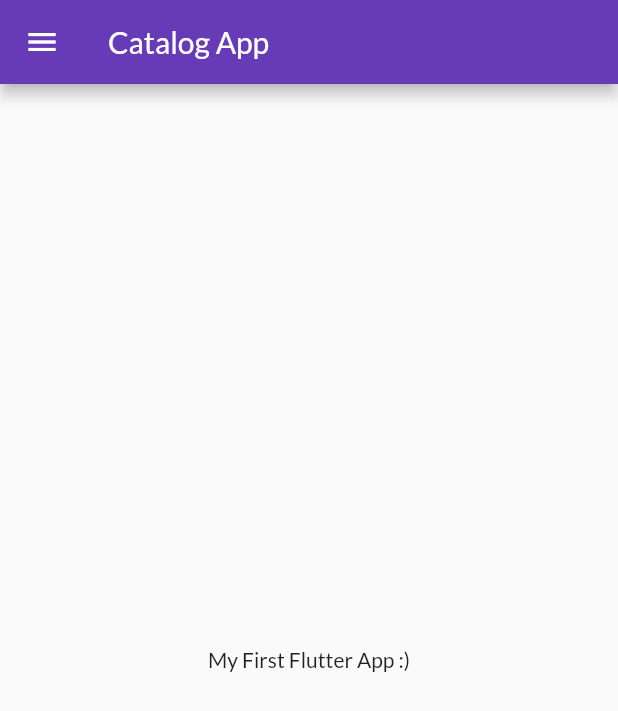
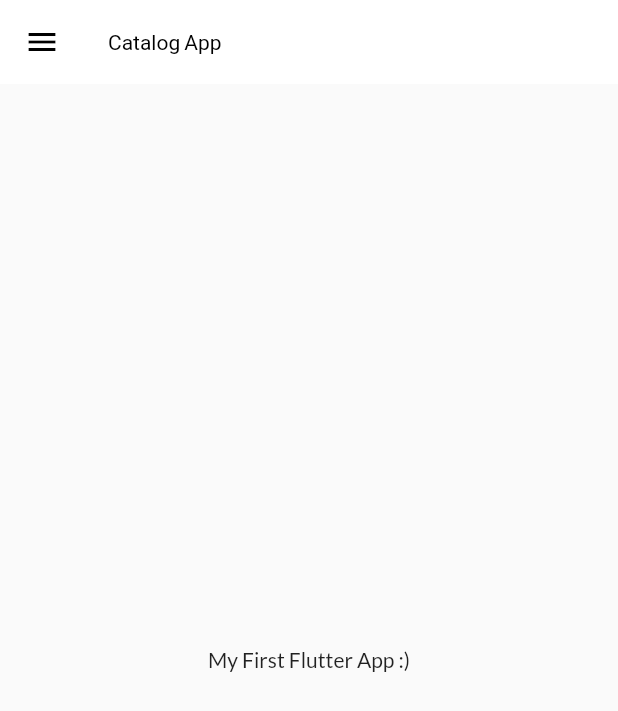
Before and after one commit to godsmith53/flutter, a Flutter app: the screen it shows after launch, on a phone screen of 412 x 824 dp. Shown: the top 711 px of the screen. Run offline on Flutter 3.47's test engine with Material 2 defaults, Android fonts, the phone set to English and light mode, and no system bars; our stand-ins replace google_fonts.

Commit message:
Made Themes for the Application

```diff
--- a/lib/main.dart
+++ b/lib/main.dart
@@ -2,6 +2,7 @@ import 'package:flutter/material.dart';
 import 'package:flutter1/pages/homepage.dart';
 import 'package:flutter1/pages/loginpage.dart';
 import 'package:flutter1/utils/routes.dart';
+import 'package:flutter1/widgets/themes.dart';
 import 'package:google_fonts/google_fonts.dart';
 void main(){
   runApp(MyApp());
@@ -15,12 +16,11 @@ class MyApp extends StatelessWidget {
     return  MaterialApp(
 
       themeMode: ThemeMode.light,
-      theme: ThemeData(
-        primarySwatch: Colors.deepPurple,
-        fontFamily: GoogleFonts.lato().fontFamily
-       ),
-      darkTheme: ThemeData(
-        brightness: Brightness.dark
+      theme:(
+        MyTheme.lightTheme
+      ) ,
+      darkTheme: (
+        MyTheme.darkTheme
       ),
       debugShowCheckedModeBanner: false,
       initialRoute: MyRoutes.homeroute,
--- a/lib/pages/homepage.dart
+++ b/lib/pages/homepage.dart
@@ -10,7 +10,8 @@ class homepage extends StatelessWidget {
 
     return Scaffold(
       appBar: AppBar(
-        title: const Text("Catalog App"),
+
+        title: const Text("Catalog App",),
       ),
       body:Center(child:Container(
       child: const Text("My First Flutter App :)"),
--- /dev/null
+++ b/lib/widgets/themes.dart
@@ -0,0 +1,20 @@
+import 'package:flutter/material.dart';
+import 'package:google_fonts/google_fonts.dart';
+
+class MyTheme{
+  static ThemeData get lightTheme =>ThemeData(
+        primarySwatch: Colors.deepPurple,
+        fontFamily: GoogleFonts.lato().fontFamily,
+        appBarTheme: AppBarTheme(
+          color: Colors.white,
+          elevation: 0.0,
+          iconTheme: IconThemeData(color: Colors.black),
+          titleTextStyle: TextStyle(color: Colors.black) ,
+
+        )
+       );
+       static ThemeData get darkTheme =>ThemeData(
+        brightness: Brightness.dark
+      );
+
+}
```
